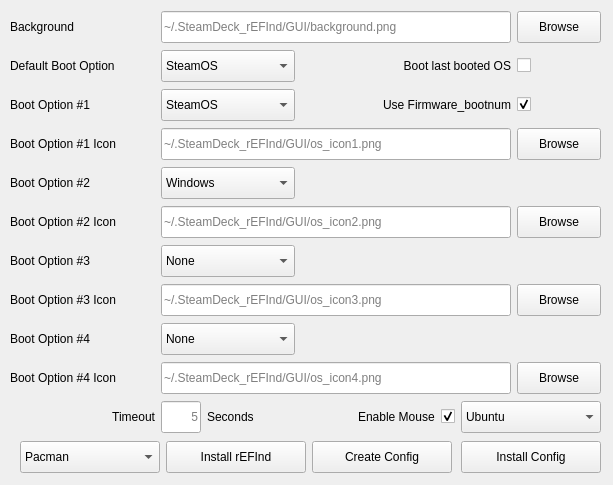
Above: GUI/src/mainwindow.ui from jlobue10/SteamDeck_rEFInd before the change. Below: the same form after it.
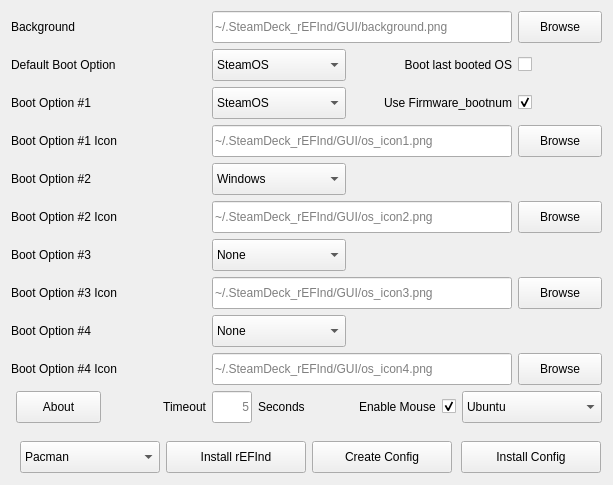
That is the form after the change. Icons and pictures are not drawn.

Commit message: Added About section

Diff of the .ui file:
```diff
--- a/GUI/src/mainwindow.ui
+++ b/GUI/src/mainwindow.ui
@@ -125,13 +125,13 @@
      </item>
     </layout>
    </widget>
-   <widget class="QWidget" name="layoutWidget2">
+   <widget class="QWidget" name="">
     <property name="geometry">
      <rect>
-      <x>10</x>
-      <y>10</y>
+      <x>11</x>
+      <y>11</y>
       <width>591</width>
-      <height>426</height>
+      <height>416</height>
      </rect>
     </property>
     <layout class="QGridLayout" name="gridLayout_3">
@@ -151,7 +151,7 @@
        </property>
       </widget>
      </item>
-     <item row="0" column="1" colspan="3">
+     <item row="0" column="2" colspan="3">
       <widget class="QLineEdit" name="Background_lineEdit">
        <property name="minimumSize">
         <size>
@@ -167,7 +167,7 @@
        </property>
       </widget>
      </item>
-     <item row="0" column="4">
+     <item row="0" column="5">
       <widget class="QPushButton" name="Background_pushButton">
        <property name="minimumSize">
         <size>
@@ -186,7 +186,7 @@
        </property>
       </widget>
      </item>
-     <item row="1" column="0">
+     <item row="1" column="0" colspan="2">
       <widget class="QLabel" name="Default_Boot_Label">
        <property name="minimumSize">
         <size>
@@ -199,7 +199,7 @@
        </property>
       </widget>
      </item>
-     <item row="1" column="1" colspan="2">
+     <item row="1" column="2" colspan="2">
       <widget class="QComboBox" name="Default_Boot_comboBox">
        <property name="minimumSize">
         <size>
@@ -233,7 +233,7 @@
        </item>
       </widget>
      </item>
-     <item row="1" column="3" alignment="Qt::AlignRight|Qt::AlignVCenter">
+     <item row="1" column="4">
       <widget class="QLabel" name="Last_OS_Label">
        <property name="minimumSize">
         <size>
@@ -249,7 +249,7 @@
        </property>
       </widget>
      </item>
-     <item row="1" column="4" alignment="Qt::AlignLeft|Qt::AlignVCenter">
+     <item row="1" column="5">
       <widget class="QCheckBox" name="Last_OS_CheckBox">
        <property name="minimumSize">
         <size>
@@ -275,7 +275,7 @@
        </property>
       </widget>
      </item>
-     <item row="2" column="1" colspan="2">
+     <item row="2" column="2" colspan="2">
       <widget class="QComboBox" name="Boot_Option_01_comboBox">
        <property name="minimumSize">
         <size>
@@ -327,7 +327,7 @@
        </item>
       </widget>
      </item>
-     <item row="2" column="3" alignment="Qt::AlignRight|Qt::AlignVCenter">
+     <item row="2" column="4">
       <widget class="QLabel" name="Firmware_bootnum_Label">
        <property name="minimumSize">
         <size>
@@ -346,7 +346,7 @@
        </property>
       </widget>
      </item>
-     <item row="2" column="4" alignment="Qt::AlignLeft|Qt::AlignVCenter">
+     <item row="2" column="5">
       <widget class="QCheckBox" name="Firmware_bootnum_CheckBox">
        <property name="minimumSize">
         <size>
@@ -365,7 +365,7 @@
        </property>
       </widget>
      </item>
-     <item row="3" column="0">
+     <item row="3" column="0" colspan="2">
       <widget class="QLabel" name="Boot_Option_01_Icon_Label">
        <property name="minimumSize">
         <size>
@@ -378,7 +378,7 @@
        </property>
       </widget>
      </item>
-     <item row="3" column="1" colspan="3">
+     <item row="3" column="2" colspan="3">
       <widget class="QLineEdit" name="Boot_Option_01_Icon_lineEdit">
        <property name="minimumSize">
         <size>
@@ -391,7 +391,7 @@
        </property>
       </widget>
      </item>
-     <item row="3" column="4">
+     <item row="3" column="5">
       <widget class="QPushButton" name="Boot_Option_01_Icon_pushButton">
        <property name="minimumSize">
         <size>
@@ -423,7 +423,7 @@
        </property>
       </widget>
      </item>
-     <item row="4" column="1" colspan="2">
+     <item row="4" column="2" colspan="2">
       <widget class="QComboBox" name="Boot_Option_02_comboBox">
        <property name="minimumSize">
         <size>
@@ -472,7 +472,7 @@
        </item>
       </widget>
      </item>
-     <item row="5" column="0">
+     <item row="5" column="0" colspan="2">
       <widget class="QLabel" name="Boot_Option_02_Icon_label">
        <property name="minimumSize">
         <size>
@@ -485,7 +485,7 @@
        </property>
       </widget>
      </item>
-     <item row="5" column="1" colspan="3">
+     <item row="5" column="2" colspan="3">
       <widget class="QLineEdit" name="Boot_Option_02_Icon_lineEdit">
        <property name="minimumSize">
         <size>
@@ -498,7 +498,7 @@
        </property>
       </widget>
      </item>
-     <item row="5" column="4">
+     <item row="5" column="5">
       <widget class="QPushButton" name="Boot_Option_02_Icon_pushButton">
        <property name="minimumSize">
         <size>
@@ -530,7 +530,7 @@
        </property>
       </widget>
      </item>
-     <item row="6" column="1" colspan="2">
+     <item row="6" column="2" colspan="2">
       <widget class="QComboBox" name="Boot_Option_03_comboBox">
        <property name="minimumSize">
         <size>
@@ -584,7 +584,7 @@
        </item>
       </widget>
      </item>
-     <item row="7" column="0">
+     <item row="7" column="0" colspan="2">
       <widget class="QLabel" name="Boot_Option_03_Icon_label">
        <property name="minimumSize">
         <size>
@@ -597,7 +597,7 @@
        </property>
       </widget>
      </item>
-     <item row="7" column="1" colspan="3">
+     <item row="7" column="2" colspan="3">
       <widget class="QLineEdit" name="Boot_Option_03_Icon_lineEdit">
        <property name="minimumSize">
         <size>
@@ -610,7 +610,7 @@
        </property>
       </widget>
      </item>
-     <item row="7" column="4">
+     <item row="7" column="5">
       <widget class="QPushButton" name="Boot_Option_03_Icon_pushButton">
        <property name="minimumSize">
         <size>
@@ -642,7 +642,7 @@
        </property>
       </widget>
      </item>
-     <item row="8" column="1" colspan="2">
+     <item row="8" column="2" colspan="2">
       <widget class="QComboBox" name="Boot_Option_04_comboBox">
        <property name="minimumSize">
         <size>
@@ -696,7 +696,7 @@
        </item>
       </widget>
      </item>
-     <item row="9" column="0">
+     <item row="9" column="0" colspan="2">
       <widget class="QLabel" name="Boot_Option_04_Icon_label">
        <property name="minimumSize">
         <size>
@@ -709,7 +709,20 @@
        </property>
       </widget>
      </item>
-     <item row="9" column="4">
+     <item row="9" column="2" colspan="3">
+      <widget class="QLineEdit" name="Boot_Option_04_Icon_lineEdit">
+       <property name="minimumSize">
+        <size>
+         <width>135</width>
+         <height>32</height>
+        </size>
+       </property>
+       <property name="placeholderText">
+        <string>~/.SteamDeck_rEFInd/GUI/os_icon4.png</string>
+       </property>
+      </widget>
+     </item>
+     <item row="9" column="5">
       <widget class="QPushButton" name="Boot_Option_04_Icon_pushButton">
        <property name="minimumSize">
         <size>
@@ -728,7 +741,26 @@
        </property>
       </widget>
      </item>
-     <item row="10" column="0">
+     <item row="10" column="0" alignment="Qt::AlignHCenter">
+      <widget class="QPushButton" name="About_pushButton">
+       <property name="minimumSize">
+        <size>
+         <width>85</width>
+         <height>32</height>
+        </size>
+       </property>
+       <property name="maximumSize">
+        <size>
+         <width>85</width>
+         <height>32</height>
+        </size>
+       </property>
+       <property name="text">
+        <string>About</string>
+       </property>
+      </widget>
+     </item>
+     <item row="10" column="1">
       <widget class="QLabel" name="TimeoutLabel">
        <property name="minimumSize">
         <size>
@@ -750,7 +782,7 @@
        </property>
       </widget>
      </item>
-     <item row="10" column="1">
+     <item row="10" column="2">
       <widget class="QLineEdit" name="TimeOut_lineEdit">
        <property name="enabled">
         <bool>true</bool>
@@ -784,7 +816,7 @@
        </property>
       </widget>
      </item>
-     <item row="10" column="2">
+     <item row="10" column="3">
       <widget class="QLabel" name="TimeoutLabel_Seconds">
        <property name="minimumSize">
         <size>
@@ -800,7 +832,7 @@
        </property>
       </widget>
      </item>
-     <item row="10" column="3" colspan="2">
+     <item row="10" column="4" colspan="2">
       <layout class="QGridLayout" name="gridLayout">
        <item row="0" column="0">
         <layout class="QHBoxLayout" name="horizontalLayout">
@@ -910,19 +942,6 @@
        </item>
       </layout>
      </item>
-     <item row="9" column="1" colspan="3">
-      <widget class="QLineEdit" name="Boot_Option_04_Icon_lineEdit">
-       <property name="minimumSize">
-        <size>
-         <width>135</width>
-         <height>32</height>
-        </size>
-       </property>
-       <property name="placeholderText">
-        <string>~/.SteamDeck_rEFInd/GUI/os_icon4.png</string>
-       </property>
-      </widget>
-     </item>
     </layout>
    </widget>
   </widget>
```
